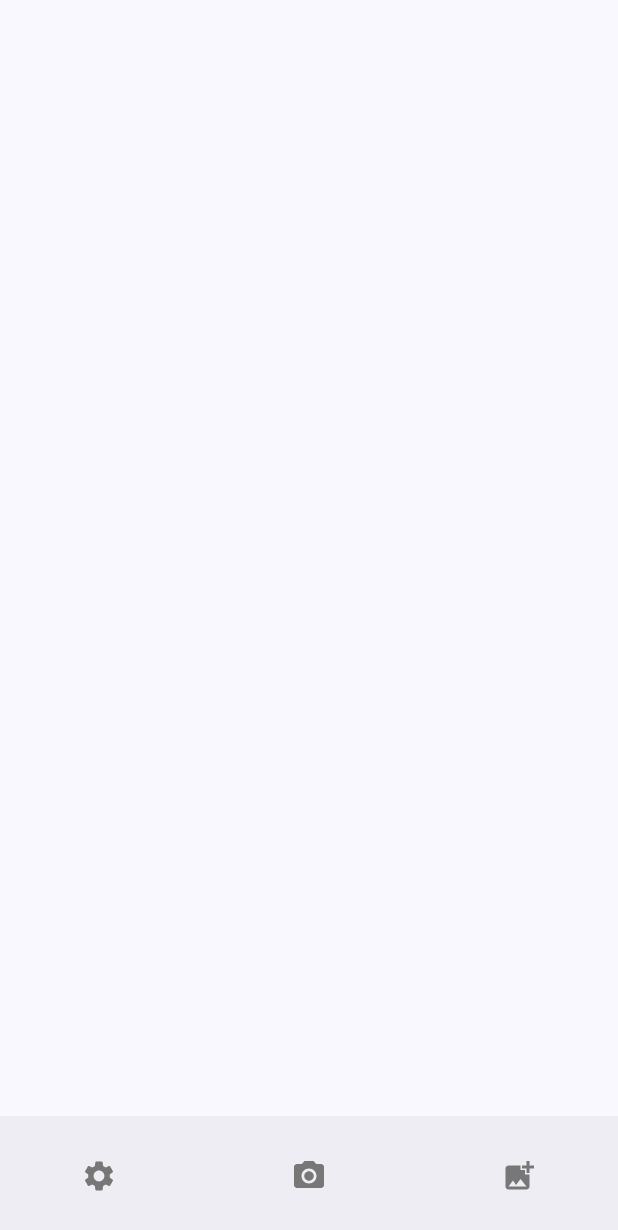
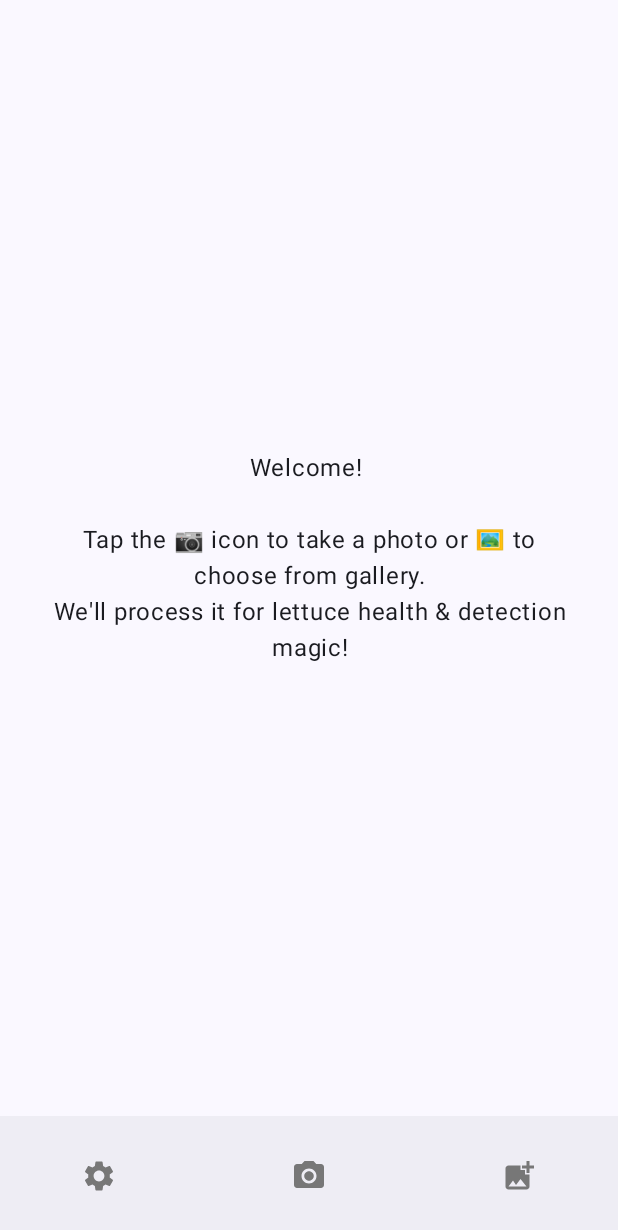
Before and after one commit to MarkYuriPG/Lettuce-See-Client, an Android app built with Jetpack Compose: the screen it shows after launch (MainActivity), on a phone screen of 412 x 824 dp. Before the commit the part shown is almost empty. Shown: the top 1230 px of the screen. Run offline under Robolectric (Android 15) with nearby library versions, the phone set to English and light mode, and no system bars.

Commit message:
fix themes and icons

```diff
--- a/app/build.gradle.kts
+++ b/app/build.gradle.kts
@@ -40,6 +40,7 @@
     buildFeatures {
         compose = true
         buildConfig = true
+        viewBinding = true
     }
 }
 
@@ -58,6 +59,9 @@
     implementation(libs.androidx.material3)
     implementation(libs.androidx.constraintlayout)
     implementation(libs.material)
+    implementation(libs.androidx.appcompat)
+    implementation(libs.androidx.navigation.fragment.ktx)
+    implementation(libs.androidx.navigation.ui.ktx)
     testImplementation(libs.junit)
     androidTestImplementation(libs.androidx.junit)
     androidTestImplementation(libs.androidx.espresso.core)
--- a/app/src/main/java/com/example/lettuce_see_client/MainActivity.kt
+++ b/app/src/main/java/com/example/lettuce_see_client/MainActivity.kt
@@ -54,10 +54,11 @@
 import androidx.compose.ui.res.colorResource
 import java.io.OutputStream
 import android.content.ContentValues
+import androidx.compose.ui.text.style.TextAlign
 
 class MainActivity : ComponentActivity() {
     private val ultralyticsService = UltralyticsService()
-    private var selectedTab by mutableStateOf(BottomNavItem.Settings)
+    private var selectedTab by mutableStateOf(BottomNavItem.TakePhoto)
 
     override fun onCreate(savedInstanceState: Bundle?) {
         super.onCreate(savedInstanceState)
@@ -66,7 +67,7 @@
             LettuceSeeClientTheme {
                 Scaffold(
                     modifier = Modifier.fillMaxSize(),
-                    bottomBar = { BottomNavigationBar { selectedOption -> handleNavSelection(selectedOption) } }
+                    bottomBar = { BottomNavigationBar() { selectedOption -> handleNavSelection(selectedOption) } }
                 ) { innerPadding ->
                     MainScreen(
                         modifier = Modifier.padding(innerPadding),
@@ -208,13 +209,16 @@
             .fillMaxSize()
             .padding(16.dp),
         horizontalAlignment = Alignment.CenterHorizontally,
-        verticalArrangement = Arrangement.spacedBy(16.dp)
+        verticalArrangement = Arrangement.Center
     ) {
-        if (isLoading) {
-            CircularProgressIndicator()
+        when {
+            isLoading -> {
+                CircularProgressIndicator(
+                    color = colorResource(R.color.nav_item_color)
+                )
             }
-
-        processedBitmap?.let { bitmap ->
+            processedBitmap != null -> {
+                processedBitmap ?. let { bitmap ->
                     Image(
                         bitmap = bitmap.asImageBitmap(),
                         contentDescription = "Processed Image",
@@ -229,9 +233,27 @@
                     Button(
                         onClick = {
                             saveImageToGallery(context, bitmap)
+                        },
+                        colors = ButtonDefaults.buttonColors(
+                            containerColor = colorResource(R.color.nav_item_color)
+                        )
+                    ) {
+                        Icon(
+                            painter = painterResource(id = R.drawable.baseline_file_download_24),
+                            contentDescription = "Download Icon"
+                        )
+                        Spacer(modifier = Modifier.width(8.dp))
+                        Text("Save")
                     }
-            ) {
-                Text("Save Image")
+                }
+            }
+            else -> {
+                Text(
+                    text = "Welcome! \n\nTap the 📷 icon to take a photo or 🖼️ to choose from gallery.\nWe'll process it for lettuce health & detection magic!",
+                    textAlign = TextAlign.Center,
+                    style = MaterialTheme.typography.bodyLarge,
+                    modifier = Modifier.padding(16.dp)
+                )
             }
         }
 
@@ -253,7 +275,10 @@
                 }
 
                 BottomNavItem.ChooseGallery -> galleryLauncher.launch("image/*")
-                BottomNavItem.Settings -> {} // Do nothing yet
+                BottomNavItem.Settings -> {
+                    val intent = Intent(context, SettingsActivity::class.java)
+                    context.startActivity(intent)
+                }
             }
         }
     }
@@ -449,8 +474,9 @@
             NavigationBarItem(
                 selected = selectedTab == item,
                 onClick = {
+                    onItemSelected(item)
                     selectedTab = item
-                    onItemSelected(item)
+
                 },
                 icon = {
                     Icon(
--- /dev/null
+++ b/app/src/main/res/drawable/baseline_file_download_24.xml
@@ -0,0 +1,5 @@
+<vector xmlns:android="http://schemas.android.com/apk/res/android" android:height="24dp" android:tint="#000000" android:viewportHeight="24" android:viewportWidth="24" android:width="24dp">
+
+    <path android:fillColor="@android:color/white" android:pathData="M19,9h-4V3H9v6H5l7,7 7,-7zM5,18v2h14v-2H5z"/>
+
+</vector>
--- /dev/null
+++ b/app/src/main/res/values-land/dimens.xml
@@ -0,0 +1,3 @@
+<resources>
+      <dimen name="fab_margin">48dp</dimen>
+   </resources>
--- /dev/null
+++ b/app/src/main/res/values-night/themes.xml
@@ -0,0 +1,7 @@
+<resources xmlns:tools="http://schemas.android.com/tools">
+  <!-- Base application theme. -->
+  <style name="Base.Theme.LettuceSeeClient" parent="Theme.Material3.DayNight.NoActionBar">
+    <!-- Customize your dark theme here. -->
+    <!-- <item name="colorPrimary">@color/my_dark_primary</item> -->
+  </style>
+</resources>
--- /dev/null
+++ b/app/src/main/res/values-v23/themes.xml
@@ -0,0 +1,8 @@
+<resources xmlns:tools="http://schemas.android.com/tools">
+  <style name="Theme.LettuceSeeClient" parent="Base.Theme.LettuceSeeClient">
+    <!-- Transparent system bars for edge-to-edge. -->
+    <item name="android:navigationBarColor">@android:color/transparent</item>
+    <item name="android:statusBarColor">@android:color/transparent</item>
+    <item name="android:windowLightStatusBar">?attr/isLightTheme</item>
+  </style>
+</resources>
--- /dev/null
+++ b/app/src/main/res/values-w1240dp/dimens.xml
@@ -0,0 +1,3 @@
+<resources>
+      <dimen name="fab_margin">200dp</dimen>
+   </resources>
--- /dev/null
+++ b/app/src/main/res/values-w600dp/dimens.xml
@@ -0,0 +1,3 @@
+<resources>
+      <dimen name="fab_margin">48dp</dimen>
+   </resources>
--- /dev/null
+++ b/app/src/main/res/values/dimens.xml
@@ -0,0 +1,3 @@
+<resources>
+      <dimen name="fab_margin">16dp</dimen>
+   </resources>
--- a/app/src/main/res/values/themes.xml
+++ b/app/src/main/res/values/themes.xml
@@ -2,4 +2,9 @@
 <resources>
 
     <style name="Theme.LettuceSeeClient" parent="Theme.MaterialComponents.DayNight.NoActionBar" />
+  <!-- Base application theme. -->
+    <style name="Base.Theme.LettuceSeeClient" parent="Theme.Material3.DayNight.NoActionBar">
+        <!-- Customize your light theme here. -->
+        <!-- <item name="colorPrimary">@color/my_light_primary</item> -->
+    </style>
 </resources>
--- a/gradle/libs.versions.toml
+++ b/gradle/libs.versions.toml
@@ -10,6 +10,9 @@
 composeBom = "2024.09.00"
 constraintlayout = "2.2.1"
 material = "1.12.0"
+appcompat = "1.7.0"
+navigationFragmentKtx = "2.6.0"
+navigationUiKtx = "2.6.0"
 
 [libraries]
 androidx-core-ktx = { group = "androidx.core", name = "core-ktx", version.ref = "coreKtx" }
@@ -28,6 +31,9 @@
 androidx-material3 = { group = "androidx.compose.material3", name = "material3" }
 androidx-constraintlayout = { group = "androidx.constraintlayout", name = "constraintlayout", version.ref = "constraintlayout" }
 material = { group = "com.google.android.material", name = "material", version.ref = "material" }
+androidx-appcompat = { group = "androidx.appcompat", name = "appcompat", version.ref = "appcompat" }
+androidx-navigation-fragment-ktx = { group = "androidx.navigation", name = "navigation-fragment-ktx", version.ref = "navigationFragmentKtx" }
+androidx-navigation-ui-ktx = { group = "androidx.navigation", name = "navigation-ui-ktx", version.ref = "navigationUiKtx" }
 
 [plugins]
 android-application = { id = "com.android.application", version.ref = "agp" }
```
Also changed, not shown: app/src/main/AndroidManifest.xml (+13 -15 lines), app/src/main/java/com/example/lettuce_see_client/ColorPickerDialog.kt (added, +39 -0 lines), app/src/main/java/com/example/lettuce_see_client/SettingsActivity.kt (added, +72 -0 lines), app/src/main/res/layout/activity_settings.xml (added, +32 -0 lines), app/src/main/res/layout/dialog_color_picker.xml (added, +18 -0 lines), app/src/main/res/layout/fragment_main.xml (deleted, +0 -14 lines), app/src/main/res/values/strings.xml (+42 -0 lines). Lines whose indentation alone changed are shown as unchanged.
